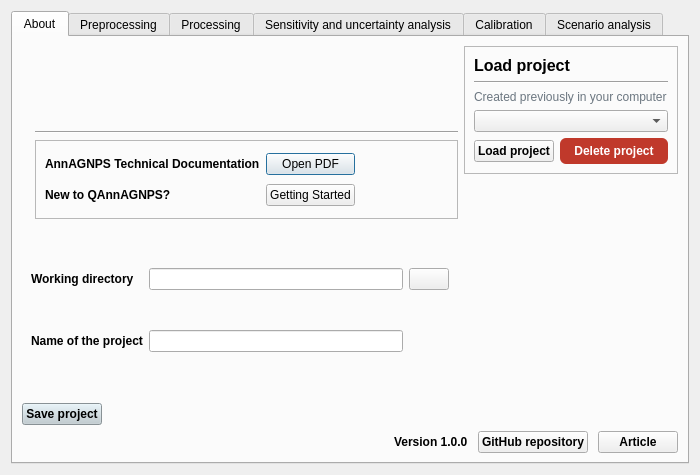
First picture: the form in ui/dialog_base.ui, repository Inigobarbe/QAnnAGNPS, before the edit.
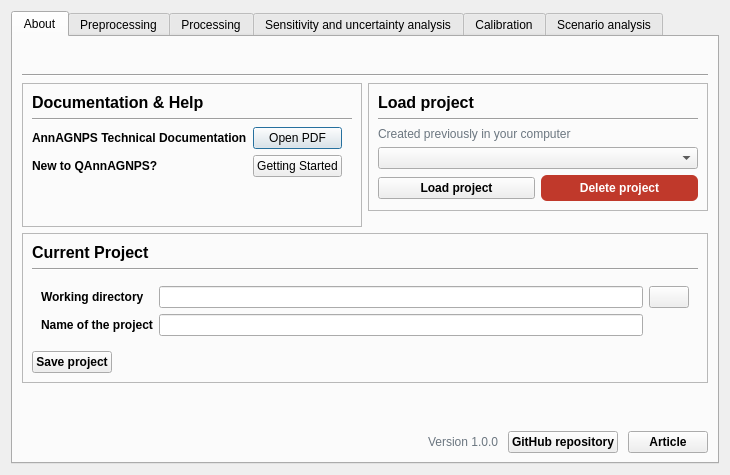
Second picture: the form after the edit. The open tabs and pages were chosen to show the change.

The edit to the form file:
```diff
--- a/ui/dialog_base.ui
+++ b/ui/dialog_base.ui
@@ -24,23 +24,23 @@
        <string>About</string>
       </attribute>
       <layout class="QGridLayout" name="gridLayout_18">
-       <item row="0" column="0">
-        <layout class="QVBoxLayout" name="verticalLayout_2">
+       <item row="0" column="0" colspan="2">
+        <layout class="QVBoxLayout" name="verticalLayout_about_header">
          <item>
           <layout class="QHBoxLayout" name="horizontalLayout_2">
            <item>
-            <layout class="QHBoxLayout" name="horizontalLayout_16">
-             <item>
-              <widget class="QLabel" name="plugin_label">
-               <property name="text">
-                <string/>
-               </property>
-              </widget>
-             </item>
-            </layout>
-           </item>
-           <item>
-            <layout class="QVBoxLayout" name="verticalLayout">
+            <spacer name="horizontalSpacer_about_header_left">
+             <property name="orientation">
+              <enum>Qt::Horizontal</enum>
+             </property>
+             <property name="sizeHint" stdset="0">
+              <size>
+               <width>40</width>
+               <height>20</height>
+              </size>
+             </property>
+            </spacer>
+           </item>
              <item>
               <widget class="QLabel" name="label_7">
                <property name="font">
@@ -59,14 +59,43 @@
               </widget>
              </item>
              <item>
+            <spacer name="horizontalSpacer_about_header_right">
+             <property name="orientation">
+              <enum>Qt::Horizontal</enum>
+             </property>
+             <property name="sizeHint" stdset="0">
+              <size>
+               <width>40</width>
+               <height>20</height>
+              </size>
+             </property>
+            </spacer>
+           </item>
+          </layout>
+         </item>
+         <item>
               <widget class="Line" name="line_4">
                <property name="orientation">
                 <enum>Qt::Horizontal</enum>
                </property>
               </widget>
              </item>
-             <item>
+        </layout>
+       </item>
+       <item row="1" column="0">
               <widget class="QFrame" name="frame_3">
+         <property name="minimumSize">
+          <size>
+           <width>340</width>
+           <height>0</height>
+          </size>
+         </property>
+         <property name="maximumSize">
+          <size>
+           <width>340</width>
+           <height>16777215</height>
+          </size>
+         </property>
                <property name="styleSheet">
                 <string notr="true"/>
                </property>
@@ -76,6 +105,29 @@
                <property name="frameShadow">
                 <enum>QFrame::Raised</enum>
                </property>
+         <layout class="QVBoxLayout" name="verticalLayout_doc_card">
+          <item>
+           <widget class="QLabel" name="label_doc_card_title">
+            <property name="font">
+             <font>
+              <pointsize>12</pointsize>
+              <weight>75</weight>
+              <bold>true</bold>
+             </font>
+            </property>
+            <property name="text">
+             <string>Documentation &amp; Help</string>
+            </property>
+           </widget>
+          </item>
+          <item>
+           <widget class="Line" name="line_doc_card">
+            <property name="orientation">
+             <enum>Qt::Horizontal</enum>
+            </property>
+           </widget>
+          </item>
+          <item>
                <layout class="QGridLayout" name="gridLayout_5">
                 <item row="0" column="0">
                  <widget class="QLabel" name="label_doc_title">
@@ -144,111 +196,37 @@
                  </spacer>
                 </item>
                </layout>
-              </widget>
-             </item>
-            </layout>
-           </item>
-          </layout>
-         </item>
+          </item>
          <item>
-          <layout class="QHBoxLayout" name="horizontalLayout_17">
-           <item>
-            <widget class="QFrame" name="frame_4">
-             <property name="frameShape">
-              <enum>QFrame::NoFrame</enum>
-             </property>
-             <property name="frameShadow">
-              <enum>QFrame::Raised</enum>
-             </property>
-             <layout class="QGridLayout" name="gridLayout_6">
-              <item row="0" column="2">
-               <widget class="QPushButton" name="button_project">
-                <property name="text">
-                 <string/>
-                </property>
-               </widget>
-              </item>
-              <item row="0" column="1">
-               <widget class="QLineEdit" name="project"/>
-              </item>
-              <item row="0" column="0">
-               <widget class="QLabel" name="label_22">
-                <property name="font">
-                 <font>
-                  <weight>75</weight>
-                  <bold>true</bold>
-                 </font>
-                </property>
-                <property name="text">
-                 <string>Working directory</string>
-                </property>
-               </widget>
-              </item>
-              <item row="1" column="0">
-               <widget class="QLabel" name="label_23">
-                <property name="font">
-                 <font>
-                  <weight>75</weight>
-                  <bold>true</bold>
-                 </font>
-                </property>
-                <property name="text">
-                 <string>Name of the project</string>
-                </property>
-               </widget>
-              </item>
-              <item row="1" column="1">
-               <widget class="QLineEdit" name="name_of_project"/>
-              </item>
-             </layout>
-            </widget>
-           </item>
-          </layout>
-         </item>
-         <item>
-          <layout class="QHBoxLayout" name="horizontalLayout_save">
-           <item>
-            <widget class="QPushButton" name="pb_save">
-             <property name="font">
-              <font>
-               <weight>75</weight>
-               <bold>true</bold>
-              </font>
-             </property>
-             <property name="styleSheet">
-              <string notr="true">QPushButton {
-    background-color: #becbd1;
-    color: black;
-}
-
-QPushButton:hover {
-    color: white;
-}</string>
-             </property>
-             <property name="text">
-              <string>Save project</string>
-             </property>
-            </widget>
-           </item>
-           <item>
-            <spacer name="horizontalSpacer_save">
+           <spacer name="verticalSpacer_doc_card">
              <property name="orientation">
-              <enum>Qt::Horizontal</enum>
+             <enum>Qt::Vertical</enum>
              </property>
              <property name="sizeHint" stdset="0">
               <size>
-               <width>40</width>
-               <height>20</height>
+              <width>20</width>
+              <height>40</height>
               </size>
              </property>
             </spacer>
            </item>
           </layout>
-         </item>
-        </layout>
-       </item>
-       <item row="0" column="1" alignment="Qt::AlignTop">
+        </widget>
+       </item>
+       <item row="1" column="1" alignment="Qt::AlignTop">
         <widget class="QFrame" name="frame_9">
+         <property name="minimumSize">
+          <size>
+           <width>340</width>
+           <height>0</height>
+          </size>
+         </property>
+         <property name="maximumSize">
+          <size>
+           <width>340</width>
+           <height>16777215</height>
+          </size>
+         </property>
          <property name="frameShape">
           <enum>QFrame::StyledPanel</enum>
          </property>
@@ -331,7 +309,134 @@
          </layout>
         </widget>
        </item>
-       <item row="1" column="0" colspan="2">
+       <item row="2" column="0" colspan="2">
+        <widget class="QFrame" name="frame_project_card">
+         <property name="frameShape">
+          <enum>QFrame::StyledPanel</enum>
+         </property>
+         <property name="frameShadow">
+          <enum>QFrame::Raised</enum>
+         </property>
+         <layout class="QVBoxLayout" name="verticalLayout_project_card">
+          <item>
+           <widget class="QLabel" name="label_project_card_title">
+            <property name="font">
+             <font>
+              <pointsize>12</pointsize>
+              <weight>75</weight>
+              <bold>true</bold>
+             </font>
+            </property>
+            <property name="text">
+             <string>Current Project</string>
+            </property>
+           </widget>
+          </item>
+          <item>
+           <widget class="Line" name="line_project_card">
+            <property name="orientation">
+             <enum>Qt::Horizontal</enum>
+            </property>
+           </widget>
+          </item>
+          <item>
+           <widget class="QFrame" name="frame_4">
+            <property name="frameShape">
+             <enum>QFrame::NoFrame</enum>
+            </property>
+            <property name="frameShadow">
+             <enum>QFrame::Raised</enum>
+            </property>
+            <layout class="QGridLayout" name="gridLayout_6">
+             <item row="0" column="2">
+              <widget class="QPushButton" name="button_project">
+               <property name="text">
+                <string/>
+               </property>
+              </widget>
+             </item>
+             <item row="0" column="1">
+              <widget class="QLineEdit" name="project"/>
+             </item>
+             <item row="0" column="0">
+              <widget class="QLabel" name="label_22">
+               <property name="font">
+                <font>
+                 <weight>75</weight>
+                 <bold>true</bold>
+                </font>
+               </property>
+               <property name="text">
+                <string>Working directory</string>
+               </property>
+              </widget>
+             </item>
+             <item row="1" column="0">
+              <widget class="QLabel" name="label_23">
+               <property name="font">
+                <font>
+                 <weight>75</weight>
+                 <bold>true</bold>
+                </font>
+               </property>
+               <property name="text">
+                <string>Name of the project</string>
+               </property>
+              </widget>
+             </item>
+             <item row="1" column="1">
+              <widget class="QLineEdit" name="name_of_project"/>
+             </item>
+            </layout>
+           </widget>
+          </item>
+          <item>
+           <layout class="QHBoxLayout" name="horizontalLayout_save">
+            <item>
+             <widget class="QPushButton" name="pb_save">
+              <property name="font">
+               <font>
+                <weight>75</weight>
+                <bold>true</bold>
+               </font>
+              </property>
+              <property name="text">
+               <string>Save project</string>
+              </property>
+             </widget>
+            </item>
+            <item>
+             <spacer name="horizontalSpacer_save">
+              <property name="orientation">
+               <enum>Qt::Horizontal</enum>
+              </property>
+              <property name="sizeHint" stdset="0">
+               <size>
+                <width>40</width>
+                <height>20</height>
+               </size>
+              </property>
+             </spacer>
+            </item>
+           </layout>
+          </item>
+         </layout>
+        </widget>
+       </item>
+       <item row="3" column="0" colspan="2">
+        <spacer name="verticalSpacer_about">
+         <property name="orientation">
+          <enum>Qt::Vertical</enum>
+         </property>
+         <property name="sizeHint" stdset="0">
+          <size>
+           <width>20</width>
+           <height>40</height>
+          </size>
+         </property>
+        </spacer>
+       </item>
+       <item row="4" column="0" colspan="2">
         <layout class="QHBoxLayout" name="horizontalLayout_header">
          <property name="spacing">
           <number>10</number>
@@ -365,11 +470,8 @@
          </item>
          <item>
           <widget class="QLabel" name="label_6">
-           <property name="font">
-            <font>
-             <weight>75</weight>
-             <bold>true</bold>
-            </font>
+           <property name="styleSheet">
+            <string notr="true">color: #6b7680;</string>
            </property>
            <property name="text">
             <string>Version 1.0.0</string>
```
Left out of the diff: 106 changed lines with no effect on the pictures. Lines whose indentation alone changed are shown as unchanged.
